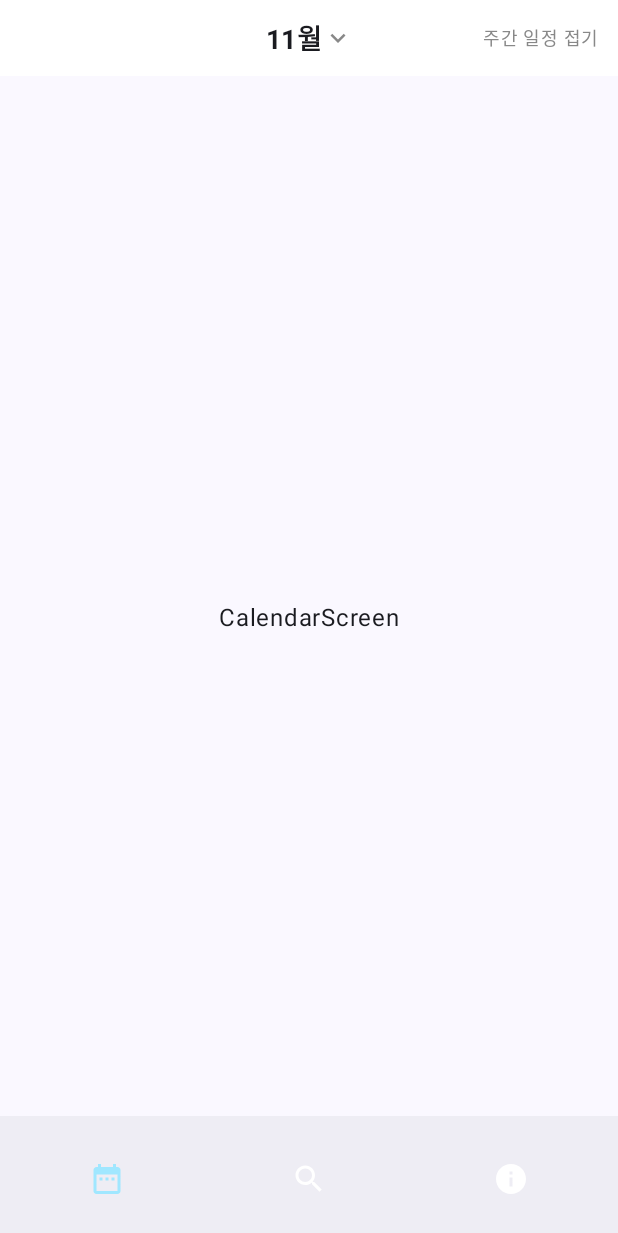
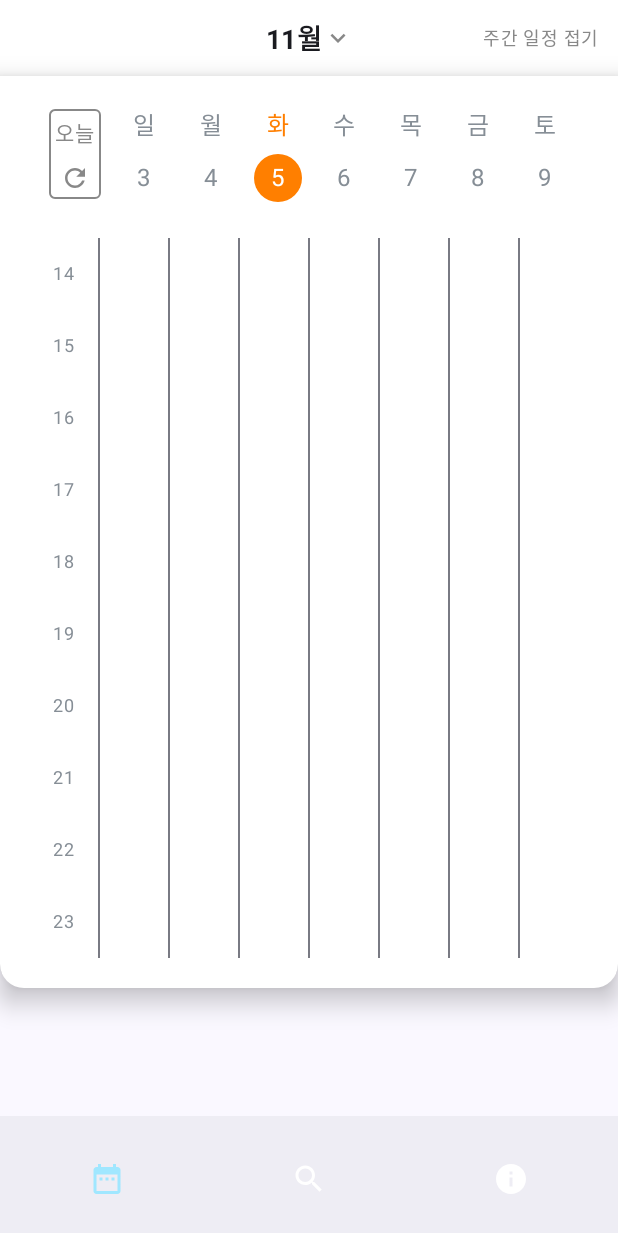
Before and after one commit to msy4808/SmartCalendar, an Android app built with Jetpack Compose: the MainActivity screen opened directly, with no data from a screen before it, after a tap on "주간 일정 접기", on a phone screen of 412 x 824 dp. Shown: the top 1233 px of the screen. Run offline under Robolectric (Android 15) with nearby library versions, the phone set to English and light mode, and no system bars; our stand-ins replace Dagger/Hilt's generated code.

Commit message:
Add MainCalendar(기능 추가예정)

```diff
--- /dev/null
+++ b/app/src/main/java/com/mun/smartcalendar/CalendarDetailScreen.kt
@@ -0,0 +1,21 @@
+package com.mun.smartcalendar
+
+import android.content.Context
+import androidx.compose.foundation.layout.Box
+import androidx.compose.foundation.layout.fillMaxSize
+import androidx.compose.material3.Text
+import androidx.compose.runtime.Composable
+import androidx.compose.ui.Alignment
+import androidx.compose.ui.Modifier
+import androidx.navigation.NavController
+
+@Composable
+fun CalendarDetailScreen(context: Context,
+               navController: NavController,
+               modifier: Modifier = Modifier
+) {
+    Box(modifier.fillMaxSize(),
+        contentAlignment = Alignment.Center) {
+        Text(text = "CalendarDetailScreen")
+    }
+}
--- a/app/src/main/java/com/mun/smartcalendar/CalendarScreen.kt
+++ b/app/src/main/java/com/mun/smartcalendar/CalendarScreen.kt
@@ -2,10 +2,29 @@ package com.mun.smartcalendar
 
 import android.content.Context
 import android.os.Build
+import androidx.compose.animation.animateContentSize
+import androidx.compose.animation.core.Spring
+import androidx.compose.animation.core.spring
+import androidx.compose.foundation.layout.Arrangement
 import androidx.compose.foundation.layout.Box
+import androidx.compose.foundation.layout.Column
+import androidx.compose.foundation.layout.IntrinsicSize
+import androidx.compose.foundation.layout.Spacer
 import androidx.compose.foundation.layout.fillMaxSize
+import androidx.compose.foundation.layout.fillMaxWidth
+import androidx.compose.foundation.layout.height
+import androidx.compose.foundation.layout.padding
+import androidx.compose.foundation.layout.size
+import androidx.compose.foundation.lazy.LazyColumn
+import androidx.compose.foundation.lazy.items
+import androidx.compose.foundation.lazy.rememberLazyListState
+import androidx.compose.foundation.pager.rememberPagerState
+import androidx.compose.foundation.shape.RoundedCornerShape
+import androidx.compose.material3.CardDefaults
+import androidx.compose.material3.ElevatedCard
 import androidx.compose.material3.Text
 import androidx.compose.runtime.Composable
+import androidx.compose.runtime.LaunchedEffect
 import androidx.compose.runtime.collectAsState
 import androidx.compose.runtime.getValue
 import androidx.compose.runtime.mutableStateOf
@@ -14,10 +33,16 @@ import androidx.compose.runtime.saveable.rememberSaveable
 import androidx.compose.runtime.setValue
 import androidx.compose.ui.Alignment
 import androidx.compose.ui.Modifier
+import androidx.compose.ui.draw.shadow
+import androidx.compose.ui.graphics.Color
+import androidx.compose.ui.graphics.RectangleShape
+import androidx.compose.ui.unit.dp
 import androidx.navigation.NavController
+import com.mun.smartcalendar.ui.theme.White
 
 @Composable
-fun CalendarScreen(context: Context,
+fun CalendarScreen(
+    context: Context,
     navController: NavController,
     modifier: Modifier = Modifier
 ) {
@@ -28,13 +53,22 @@ fun CalendarScreen(context: Context,
     } else {
         TODO("VERSION.SDK_INT < O")
     }
-    val selectedWeeks = getWeeksOfMonth(selectedDate.year, selectedDate.monthValue, selectedDate.dayOfMonth)
+    val selectedWeeks =
+        getWeeksOfMonth(selectedDate.year, selectedDate.monthValue, selectedDate.dayOfMonth)
 
+    val pagerState = rememberPagerState(pageCount = { totalWeeks }, initialPage = selectedWeeks - 1)
+
+    var onClickedTodayButton by remember { mutableStateOf(false) }
     var isExpanded by rememberSaveable { mutableStateOf(false) }
     var showCalendarBottomSheet by remember { mutableStateOf(false) }
 
+    Column(
+        modifier = Modifier.fillMaxWidth(), // Column 너비를 부모 너비로 설정
+        verticalArrangement = Arrangement.Top, // 컴포저블들이 위쪽에 딱 붙게 정렬
+        horizontalAlignment = Alignment.CenterHorizontally // 중앙 정렬
+    ) {
         MainTopBar(
-        title = selectedDate.monthValue.toString().padStart(2,'0') + "월",
+            title = selectedDate.monthValue.toString().padStart(2, '0') + "월",
             titleIcon = true,
             enableExpandButton = true,
             onClickExpandButton = {
@@ -45,8 +79,76 @@ fun CalendarScreen(context: Context,
             },
             enableBackButton = false
         )
-    Box(modifier.fillMaxSize(),
-        contentAlignment = Alignment.Center) {
-        Text(text = "CalendarScreen")
+        ElevatedCard(
+            modifier = modifier
+                .shadow(
+                    elevation = 10.dp,
+                    shape = RoundedCornerShape(bottomStart = 16.dp, bottomEnd = 16.dp)
+                ),
+            colors = CardDefaults.elevatedCardColors(containerColor = White),
+            shape = RectangleShape
+        ) {
+            Column(
+                modifier = modifier
+                    .padding(20.dp)
+                    .animateContentSize(
+                        animationSpec = spring(
+                            dampingRatio = Spring.DampingRatioNoBouncy,
+                            stiffness = Spring.StiffnessLow
+                        )
+                    )
+            ) {
+                HorizontalCalendar(
+                    pagerState = pagerState,
+                    viewModel = calendarViewModel,
+                    isExpanded = isExpanded,
+                    onClickDate = { clickedDate ->
+                        calendarViewModel.updateSelectedDate(clickedDate)
+                    },
+                    onClickedTodayButton = {
+                        calendarViewModel.initDateToToday()
+                        onClickedTodayButton = true
+                    },
+                    modifier = Modifier.weight(1f)
+                )
+                Spacer(modifier = Modifier.size(24.dp))
+
+                if (isExpanded) {
+                    DateList(
+                        navigateToCalendarDetailScreen = {
+                            navController.navigate(Destination.CALENDAR_DETAIL.name)
+                        }
+                    )
                 }
             }
+        }
+    }
+
+}
+
+@Composable
+fun DateList(
+    navigateToCalendarDetailScreen: () -> Unit,
+    modifier: Modifier = Modifier
+) {
+    val scrollState = rememberLazyListState()
+
+    LazyColumn(
+        modifier = modifier
+            .fillMaxWidth()
+            .height(IntrinsicSize.Min)
+            .height(480.dp),
+        state = scrollState
+    ) {
+        items((0..23).toList()) { time ->
+            DateListItem(
+                time = time,
+                onClickDate = navigateToCalendarDetailScreen
+            )
+        }
+    }
+
+    LaunchedEffect(key1 = true) {
+        scrollState.scrollToItem(index = 23)
+    }
+}
--- /dev/null
+++ b/app/src/main/java/com/mun/smartcalendar/DateListItem.kt
@@ -0,0 +1,56 @@
+package com.mun.smartcalendar
+
+import androidx.compose.foundation.background
+import androidx.compose.foundation.clickable
+import androidx.compose.foundation.interaction.MutableInteractionSource
+import androidx.compose.foundation.layout.Box
+import androidx.compose.foundation.layout.Row
+import androidx.compose.foundation.layout.Spacer
+import androidx.compose.foundation.layout.fillMaxWidth
+import androidx.compose.foundation.layout.size
+import androidx.compose.material3.Divider
+import androidx.compose.material3.Text
+import androidx.compose.runtime.Composable
+import androidx.compose.runtime.remember
+import androidx.compose.ui.Alignment
+import androidx.compose.ui.Modifier
+import androidx.compose.ui.unit.dp
+import androidx.compose.ui.unit.sp
+import com.mun.smartcalendar.ui.theme.Gray
+import com.mun.smartcalendar.ui.theme.LightGray2
+
+@Composable
+fun DateListItem(
+    time: Int,
+    onClickDate: () -> Unit,
+    modifier: Modifier = Modifier
+) {
+    Row(
+        modifier = modifier
+            .fillMaxWidth()
+            .clickable(
+                interactionSource = remember { MutableInteractionSource() },
+                indication = null,
+                onClick = onClickDate
+            ),
+        verticalAlignment = Alignment.CenterVertically
+    ) {
+        Box(modifier = modifier.weight(1f)) {
+            Text(
+                modifier = modifier.align(Alignment.Center),
+                text = time.toString().padStart(2,'0'),
+                fontSize = 12.sp,
+                color = Gray
+            )
+        }
+
+        repeat(7) {
+            Divider(
+                modifier = modifier
+                    .size(width = 1.dp, height = 48.dp)
+                    .background(color = LightGray2)
+            )
+            Spacer(modifier = Modifier.weight(1f))
+        }
+    }
+}
--- /dev/null
+++ b/app/src/main/java/com/mun/smartcalendar/HorizontalCalendar.kt
@@ -0,0 +1,79 @@
+package com.mun.smartcalendar
+
+import android.os.Build
+import androidx.compose.foundation.layout.Arrangement
+import androidx.compose.foundation.layout.Box
+import androidx.compose.foundation.layout.fillMaxWidth
+import androidx.compose.foundation.lazy.LazyRow
+import androidx.compose.foundation.lazy.items
+import androidx.compose.foundation.pager.HorizontalPager
+import androidx.compose.foundation.pager.PagerState
+import androidx.compose.runtime.Composable
+import androidx.compose.runtime.collectAsState
+import androidx.compose.runtime.getValue
+import androidx.compose.ui.Alignment
+import androidx.compose.ui.Modifier
+import java.time.LocalDate
+
+@Composable
+fun HorizontalCalendar(
+    pagerState: PagerState,
+    viewModel: CalendarViewModel,
+    isExpanded: Boolean,
+    onClickDate: (LocalDate) -> Unit,
+    onClickedTodayButton: () -> Unit,
+    modifier: Modifier = Modifier
+) {
+    val selectedDate by viewModel.selectedDate.collectAsState()    // 선택된 날짜
+    val totalWeeks = if (Build.VERSION.SDK_INT >= Build.VERSION_CODES.O) {
+        getWeeksOfMonth(selectedDate.year, selectedDate.monthValue, selectedDate.month.maxLength())
+    } else {
+        TODO("VERSION.SDK_INT < O")
+    }   // 선택된 달이 몇 주인지
+    val weekList = List<MutableList<LocalDate>>(totalWeeks) { mutableListOf() }    // 1주, 2주, 3주, 4주, 5주, 6주를 보관하는 리스트
+
+    // 1일에서 마지막 일까지 n-1주차에 맞게 weekList에 저장
+    for (i in 1..selectedDate.month.maxLength()) {
+        val week = getWeeksOfMonth(selectedDate.year, selectedDate.monthValue, i)
+        weekList[week-1].add(LocalDate.of(selectedDate.year, selectedDate.monthValue, i))
+    }
+
+    // 첫째주, 마지막주 비어있는 칸 채우기
+    while(weekList[0].size != 7) {
+        weekList[0].add(0, weekList[0][0].minusDays(1))
+    }
+    while(weekList[totalWeeks-1].size != 7) {
+        weekList[totalWeeks-1].add(weekList[totalWeeks-1][weekList[totalWeeks-1].size-1].plusDays(1))
+    }
+
+    Box {
+        HorizontalPager(
+            state = pagerState,
+        ) { page ->
+            LazyRow(
+                modifier = Modifier.fillMaxWidth(),
+                verticalAlignment = Alignment.CenterVertically,
+                horizontalArrangement = Arrangement.SpaceEvenly,
+                userScrollEnabled = false
+            ) {
+                if (isExpanded) {
+                    item {
+                        TodayButton(
+                            modifier = modifier,
+                            onClickTodayButton = onClickedTodayButton
+                        )
+                    }
+                }
+
+                items(items = weekList[page]) { date ->
+                    HorizontalCalendarItem(
+                        date = date,
+                        selectedDate = selectedDate,
+                        enableSelectedMonth = selectedDate.monthValue,
+                        onClickDate = onClickDate
+                    )
+                }
+            }
+        }
+    }
+}
--- /dev/null
+++ b/app/src/main/java/com/mun/smartcalendar/HorizontalCalendarItem.kt
@@ -0,0 +1,78 @@
+package com.mun.smartcalendar
+
+import android.os.Build
+import androidx.compose.foundation.background
+import androidx.compose.foundation.clickable
+import androidx.compose.foundation.interaction.MutableInteractionSource
+import androidx.compose.foundation.layout.Box
+import androidx.compose.foundation.layout.Column
+import androidx.compose.foundation.layout.Spacer
+import androidx.compose.foundation.layout.size
+import androidx.compose.foundation.shape.CircleShape
+import androidx.compose.material3.Text
+import androidx.compose.runtime.Composable
+import androidx.compose.runtime.remember
+import androidx.compose.ui.Alignment
+import androidx.compose.ui.Modifier
+import androidx.compose.ui.graphics.Color
+import androidx.compose.ui.unit.dp
+import com.mun.smartcalendar.ui.theme.Gray
+import com.mun.smartcalendar.ui.theme.LightGray2
+import com.mun.smartcalendar.ui.theme.Orange
+import com.mun.smartcalendar.ui.theme.White
+import java.time.LocalDate
+import java.time.format.TextStyle
+import java.util.Locale
+
+@Composable
+fun HorizontalCalendarItem(
+    date: LocalDate,
+    selectedDate: LocalDate,
+    enableSelectedMonth: Int,
+    onClickDate: (LocalDate) -> Unit,
+    modifier: Modifier = Modifier
+) {
+    Column(
+        modifier = modifier,
+        horizontalAlignment = Alignment.CenterHorizontally
+    ) {
+        if (Build.VERSION.SDK_INT >= Build.VERSION_CODES.O) {
+            Text(
+                text = date.dayOfWeek.getDisplayName(TextStyle.SHORT, Locale.KOREAN),
+                color = if (date.isEqual(selectedDate)) Orange else Gray
+            )
+        }
+        Spacer(modifier = Modifier.size(8.dp))
+
+        Box(
+            modifier = Modifier
+                .size(32.dp)
+                .background(
+                    color = if (if (Build.VERSION.SDK_INT >= Build.VERSION_CODES.O) {
+                            date.isEqual(selectedDate)
+                        } else {
+                            TODO("VERSION.SDK_INT < O")
+                        }
+                    ) Orange else Color.Transparent,
+                    shape = CircleShape
+                )
+                .clickable(
+                    interactionSource = remember { MutableInteractionSource() },
+                    indication = null,
+                    onClick = {
+                        if (date.monthValue == enableSelectedMonth) {
+                            onClickDate(date)
+                        }
+                    }
+                ),
+            contentAlignment = Alignment.Center
+        ) {
+            Text(
+                text = date.dayOfMonth.toString(),
+                color = if (date.isEqual(selectedDate)) White else {
+                    if (date.monthValue == enableSelectedMonth) Gray else LightGray2
+                },
+            )
+        }
+    }
+}
--- a/app/src/main/java/com/mun/smartcalendar/NavHost.kt
+++ b/app/src/main/java/com/mun/smartcalendar/NavHost.kt
@@ -19,12 +19,16 @@ fun NavHost(modifier: Modifier = Modifier, navController: NavHostController) {
         composable(route = Destination.TEST.name) { TestScreen(context, navController) }
 
         composable(route = Destination.USER.name) { UserScreen(context, navController) }
+
+        composable(route = Destination.CALENDAR_DETAIL.name) { CalendarDetailScreen(context, navController) }
+
     }
 }
 
 enum class Destination(name: String) {
     CALENDAR("calendar"),
     TEST("test"),
-    USER("user")
+    USER("user"),
+    CALENDAR_DETAIL("calendarDetail")
 
 }
--- /dev/null
+++ b/app/src/main/java/com/mun/smartcalendar/TodayButton.kt
@@ -0,0 +1,56 @@
+package com.mun.smartcalendar
+
+import androidx.compose.foundation.border
+import androidx.compose.foundation.clickable
+import androidx.compose.foundation.interaction.MutableInteractionSource
+import androidx.compose.foundation.layout.Column
+import androidx.compose.foundation.layout.Spacer
+import androidx.compose.foundation.layout.padding
+import androidx.compose.foundation.layout.size
+import androidx.compose.foundation.shape.RoundedCornerShape
+import androidx.compose.material.icons.Icons
+import androidx.compose.material.icons.filled.Refresh
+import androidx.compose.material3.Icon
+import androidx.compose.material3.Text
+import androidx.compose.runtime.Composable
+import androidx.compose.runtime.remember
+import androidx.compose.ui.Alignment
+import androidx.compose.ui.Modifier
+import androidx.compose.ui.graphics.Color
+import androidx.compose.ui.unit.dp
+import androidx.compose.ui.unit.sp
+
+@Composable
+fun TodayButton(
+    modifier: Modifier = Modifier,
+    onClickTodayButton: () -> Unit
+) {
+    Column(
+        modifier = modifier
+            .border(
+                width = 1.dp,
+                color = Color.Gray,
+                shape = RoundedCornerShape(4.dp)
+            )
+            .padding(4.dp)
+            .clickable(
+                interactionSource = remember { MutableInteractionSource() },
+                indication = null,
+                onClick = onClickTodayButton
+            ),
+        horizontalAlignment = Alignment.CenterHorizontally
+    ) {
+        Text(
+            text = "오늘",
+            fontSize = 14.sp,
+            color = Color.Gray
+        )
+        Spacer(modifier = Modifier.size(8.dp))
+        Icon(
+            modifier = Modifier.size(20.dp),
+            imageVector = Icons.Default.Refresh,
+            contentDescription = null,
+            tint = Color.Gray
+        )
+    }
+}
--- a/app/src/main/java/com/mun/smartcalendar/ui/theme/Color.kt
+++ b/app/src/main/java/com/mun/smartcalendar/ui/theme/Color.kt
@@ -19,3 +19,9 @@ val SelectedIcon = Color(0xFFA0E7FF)
 
 val LightGray = Color(0xFFF5F5F5)
 val UltraLightGray = Color(0xFFE0E0E0)
+
+val White = Color(0xFFFFFFFF)
+val Black = Color(0xFF000000)
+val Orange = Color(0xFFFF7F00)
+val Gray = Color(0xFF868E96)
+val LightGray2 = Color(0x80B9BCBE)
```
Lines whose indentation alone changed are shown as unchanged.
